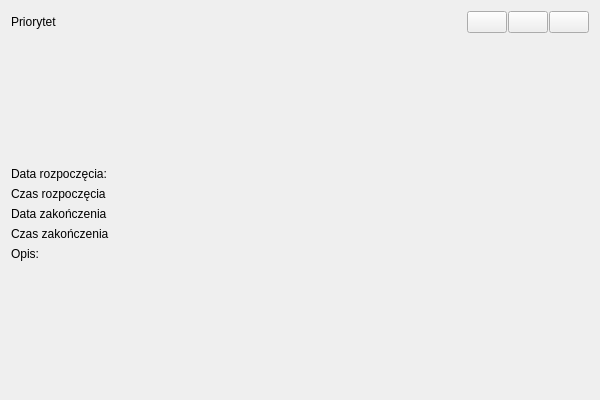
Qt form task.ui (VEndymionV/Personal-Kanban) before a commit.
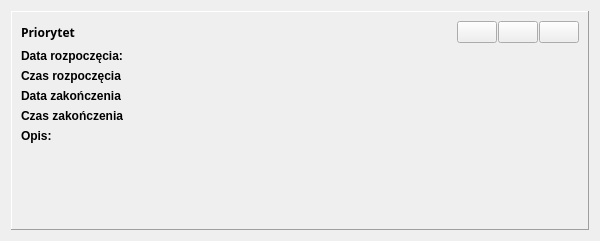
The same form after that commit. Icons and pictures are not drawn.

Patch:
```diff
--- a/task.ui
+++ b/task.ui
@@ -7,13 +7,19 @@
     <x>0</x>
     <y>0</y>
     <width>600</width>
-    <height>400</height>
+    <height>241</height>
    </rect>
   </property>
+  <property name="sizePolicy">
+   <sizepolicy hsizetype="Preferred" vsizetype="MinimumExpanding">
+    <horstretch>0</horstretch>
+    <verstretch>0</verstretch>
+   </sizepolicy>
+  </property>
   <property name="minimumSize">
    <size>
-    <width>300</width>
-    <height>200</height>
+    <width>240</width>
+    <height>240</height>
    </size>
   </property>
   <property name="maximumSize">
@@ -25,34 +31,32 @@
   <property name="windowTitle">
    <string>Form</string>
   </property>
+  <property name="styleSheet">
+   <string notr="true"> background-image: linear-gradient(red, yellow);</string>
+  </property>
   <layout class="QGridLayout" name="gridLayout_2">
-   <item row="3" column="0">
-    <spacer name="verticalSpacer_2">
-     <property name="orientation">
-      <enum>Qt::Vertical</enum>
+   <item row="0" column="0">
+    <widget class="QFrame" name="TASKFRAME">
+     <property name="styleSheet">
+      <string notr="true"/>
      </property>
-     <property name="sizeHint" stdset="0">
-      <size>
-       <width>20</width>
-       <height>40</height>
-      </size>
+     <property name="frameShape">
+      <enum>QFrame::Panel</enum>
      </property>
-    </spacer>
-   </item>
-   <item row="1" column="3">
-    <spacer name="verticalSpacer">
-     <property name="orientation">
-      <enum>Qt::Vertical</enum>
+     <property name="frameShadow">
+      <enum>QFrame::Raised</enum>
      </property>
-     <property name="sizeHint" stdset="0">
-      <size>
-       <width>20</width>
-       <height>40</height>
-      </size>
-     </property>
-    </spacer>
-   </item>
-   <item row="0" column="2">
+     <layout class="QGridLayout" name="gridLayout_4">
+      <item row="0" column="0">
+       <layout class="QGridLayout" name="gridLayout_3">
+        <item row="0" column="0">
+         <layout class="QFormLayout" name="formLayout">
+          <item row="0" column="1">
+           <layout class="QHBoxLayout" name="horizontalLayout">
+            <property name="spacing">
+             <number>1</number>
+            </property>
+            <item>
     <layout class="QVBoxLayout" name="verticalLayout_2">
      <item>
       <widget class="QLabel" name="name">
@@ -62,6 +66,14 @@
          <verstretch>0</verstretch>
         </sizepolicy>
        </property>
+                <property name="font">
+                 <font>
+                  <family>Segoe UI Black</family>
+                  <pointsize>10</pointsize>
+                  <weight>75</weight>
+                  <bold>true</bold>
+                 </font>
+                </property>
        <property name="text">
         <string/>
        </property>
@@ -69,13 +81,25 @@
      </item>
     </layout>
    </item>
-   <item row="0" column="0">
-    <layout class="QGridLayout" name="gridLayout">
-     <item row="0" column="0">
-      <widget class="QLabel" name="priority">
-       <property name="enabled">
-        <bool>true</bool>
-       </property>
+            <item>
+             <widget class="QPushButton" name="pushButton_cancel">
+              <property name="sizePolicy">
+               <sizepolicy hsizetype="Preferred" vsizetype="Preferred">
+                <horstretch>0</horstretch>
+                <verstretch>0</verstretch>
+               </sizepolicy>
+              </property>
+              <property name="text">
+               <string/>
+              </property>
+              <property name="icon">
+               <iconset resource="resources.qrc">
+                <normaloff>:/res/icons/redX.png</normaloff>:/res/icons/redX.png</iconset>
+              </property>
+             </widget>
+            </item>
+            <item>
+             <widget class="QPushButton" name="pushButton_left">
        <property name="sizePolicy">
         <sizepolicy hsizetype="Preferred" vsizetype="Preferred">
          <horstretch>0</horstretch>
@@ -83,171 +107,183 @@
         </sizepolicy>
        </property>
        <property name="text">
-        <string>Priorytet</string>
-       </property>
-       <property name="scaledContents">
-        <bool>false</bool>
-       </property>
-      </widget>
-     </item>
-    </layout>
-   </item>
-   <item row="2" column="0" colspan="4">
-    <layout class="QFormLayout" name="formLayout">
-     <item row="1" column="1">
+               <string/>
+              </property>
+              <property name="icon">
+               <iconset resource="resources.qrc">
+                <normaloff>:/res/icons/arrowL.png</normaloff>:/res/icons/arrowL.png</iconset>
+              </property>
+              <property name="iconSize">
+               <size>
+                <width>30</width>
+                <height>16</height>
+               </size>
+              </property>
+             </widget>
+            </item>
+            <item>
+             <widget class="QPushButton" name="pushButton_right">
+              <property name="sizePolicy">
+               <sizepolicy hsizetype="Preferred" vsizetype="Preferred">
+                <horstretch>0</horstretch>
+                <verstretch>0</verstretch>
+               </sizepolicy>
+              </property>
+              <property name="text">
+               <string/>
+              </property>
+              <property name="icon">
+               <iconset resource="resources.qrc">
+                <normaloff>:/res/icons/arrowR.png</normaloff>:/res/icons/arrowR.png</iconset>
+              </property>
+              <property name="iconSize">
+               <size>
+                <width>30</width>
+                <height>16</height>
+               </size>
+              </property>
+             </widget>
+            </item>
+           </layout>
+          </item>
+          <item row="2" column="0">
+           <widget class="QLabel" name="BEGINDATE">
+            <property name="font">
+             <font>
+              <weight>75</weight>
+              <bold>true</bold>
+             </font>
+            </property>
+            <property name="text">
+             <string>Data rozpoczęcia:</string>
+            </property>
+           </widget>
+          </item>
+          <item row="2" column="1">
       <widget class="QLabel" name="beginDate">
        <property name="text">
         <string>&lt;Data rozpoczęcia&gt;</string>
        </property>
       </widget>
      </item>
-     <item row="2" column="1">
+          <item row="3" column="0">
+           <widget class="QLabel" name="BEGINTIME">
+            <property name="font">
+             <font>
+              <weight>75</weight>
+              <bold>true</bold>
+             </font>
+            </property>
+            <property name="text">
+             <string>Czas rozpoczęcia</string>
+            </property>
+           </widget>
+          </item>
+          <item row="3" column="1">
       <widget class="QLabel" name="beginTime">
        <property name="text">
         <string>&lt;czas rozpoczęcia&gt;</string>
        </property>
       </widget>
      </item>
-     <item row="3" column="1">
+          <item row="4" column="0">
+           <widget class="QLabel" name="ENDDATE">
+            <property name="font">
+             <font>
+              <weight>75</weight>
+              <bold>true</bold>
+             </font>
+            </property>
+            <property name="text">
+             <string>Data zakończenia</string>
+            </property>
+           </widget>
+          </item>
+          <item row="4" column="1">
       <widget class="QLabel" name="endDate">
        <property name="text">
         <string>&lt;Data zakończenia&gt;</string>
        </property>
       </widget>
      </item>
-     <item row="4" column="1">
+          <item row="5" column="0">
+           <widget class="QLabel" name="ENDTIME">
+            <property name="font">
+             <font>
+              <weight>75</weight>
+              <bold>true</bold>
+             </font>
+            </property>
+            <property name="text">
+             <string>Czas zakończenia</string>
+            </property>
+           </widget>
+          </item>
+          <item row="5" column="1">
       <widget class="QLabel" name="endTime">
        <property name="text">
         <string>&lt;Czas zakończenia&gt;</string>
        </property>
       </widget>
      </item>
-     <item row="5" column="0">
+          <item row="6" column="0">
       <widget class="QLabel" name="DESCRIPTION">
+            <property name="font">
+             <font>
+              <weight>75</weight>
+              <bold>true</bold>
+             </font>
+            </property>
        <property name="text">
         <string>Opis:</string>
        </property>
       </widget>
      </item>
-     <item row="5" column="1">
+          <item row="6" column="1">
       <widget class="QLabel" name="description">
        <property name="text">
         <string>&lt;Opis&gt;</string>
        </property>
       </widget>
      </item>
-     <item row="4" column="0">
-      <widget class="QLabel" name="ENDTIME">
-       <property name="text">
-        <string>Czas zakończenia</string>
-       </property>
-      </widget>
-     </item>
-     <item row="3" column="0">
-      <widget class="QLabel" name="ENDDATE">
-       <property name="text">
-        <string>Data zakończenia</string>
-       </property>
-      </widget>
-     </item>
-     <item row="2" column="0">
-      <widget class="QLabel" name="BEGINTIME">
-       <property name="text">
-        <string>Czas rozpoczęcia</string>
-       </property>
-      </widget>
-     </item>
-     <item row="1" column="0">
-      <widget class="QLabel" name="BEGINDATE">
-       <property name="text">
-        <string>Data rozpoczęcia:</string>
-       </property>
-      </widget>
-     </item>
-    </layout>
-   </item>
-   <item row="0" column="3">
-    <layout class="QHBoxLayout" name="horizontalLayout">
-     <property name="spacing">
-      <number>1</number>
-     </property>
-     <item>
-      <widget class="QPushButton" name="pushButton_cancel">
+          <item row="0" column="0">
+           <layout class="QGridLayout" name="gridLayout">
+            <item row="0" column="0">
+             <widget class="QLabel" name="priority">
+              <property name="enabled">
+               <bool>true</bool>
+              </property>
        <property name="sizePolicy">
         <sizepolicy hsizetype="Preferred" vsizetype="Preferred">
          <horstretch>0</horstretch>
          <verstretch>0</verstretch>
         </sizepolicy>
        </property>
-       <property name="text">
-        <string/>
-       </property>
-       <property name="icon">
-        <iconset resource="resources.qrc">
-         <normaloff>:/res/icons/redX.png</normaloff>:/res/icons/redX.png</iconset>
-       </property>
-      </widget>
-     </item>
-     <item>
-      <widget class="QPushButton" name="pushButton_left">
-       <property name="sizePolicy">
-        <sizepolicy hsizetype="Preferred" vsizetype="Preferred">
-         <horstretch>0</horstretch>
-         <verstretch>0</verstretch>
-        </sizepolicy>
-       </property>
+              <property name="font">
+               <font>
+                <family>Arial Black</family>
+                <pointsize>9</pointsize>
+                <weight>75</weight>
+                <bold>true</bold>
+                <underline>false</underline>
+               </font>
+              </property>
        <property name="text">
-        <string/>
-       </property>
-       <property name="icon">
-        <iconset resource="resources.qrc">
-         <normaloff>:/res/icons/arrowL.png</normaloff>:/res/icons/arrowL.png</iconset>
-       </property>
-       <property name="iconSize">
-        <size>
-         <width>30</width>
-         <height>16</height>
-        </size>
-       </property>
-      </widget>
-     </item>
-     <item>
-      <widget class="QPushButton" name="pushButton_right">
-       <property name="sizePolicy">
-        <sizepolicy hsizetype="Preferred" vsizetype="Preferred">
-         <horstretch>0</horstretch>
-         <verstretch>0</verstretch>
-        </sizepolicy>
-       </property>
-       <property name="text">
-        <string/>
-       </property>
-       <property name="icon">
-        <iconset resource="resources.qrc">
-         <normaloff>:/res/icons/arrowR.png</normaloff>:/res/icons/arrowR.png</iconset>
-       </property>
-       <property name="iconSize">
-        <size>
-         <width>30</width>
-         <height>16</height>
-        </size>
-       </property>
-      </widget>
+               <string>Priorytet</string>
+              </property>
+              <property name="scaledContents">
+               <bool>false</bool>
+              </property>
+             </widget>
+            </item>
+           </layout>
      </item>
     </layout>
    </item>
-   <item row="0" column="1">
-    <spacer name="horizontalSpacer">
-     <property name="orientation">
-      <enum>Qt::Horizontal</enum>
-     </property>
-     <property name="sizeHint" stdset="0">
-      <size>
-       <width>40</width>
-       <height>20</height>
-      </size>
-     </property>
-    </spacer>
+       </layout>
+      </item>
+     </layout>
+    </widget>
    </item>
   </layout>
  </widget>
```
Lines whose indentation alone changed are shown as unchanged.
